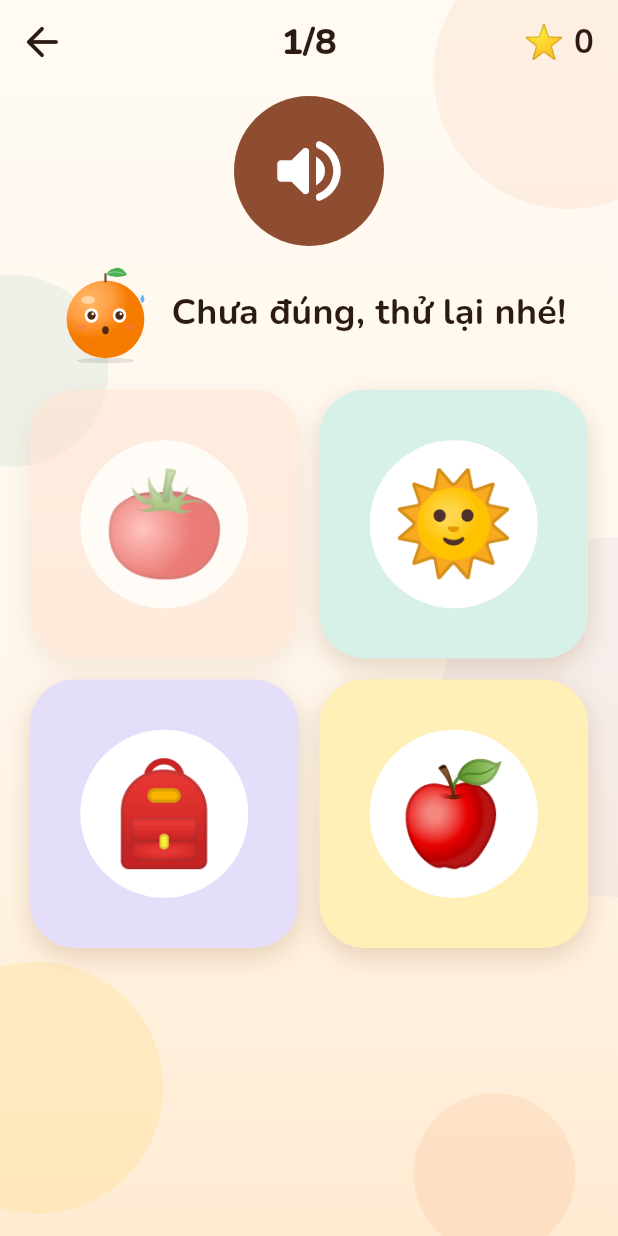
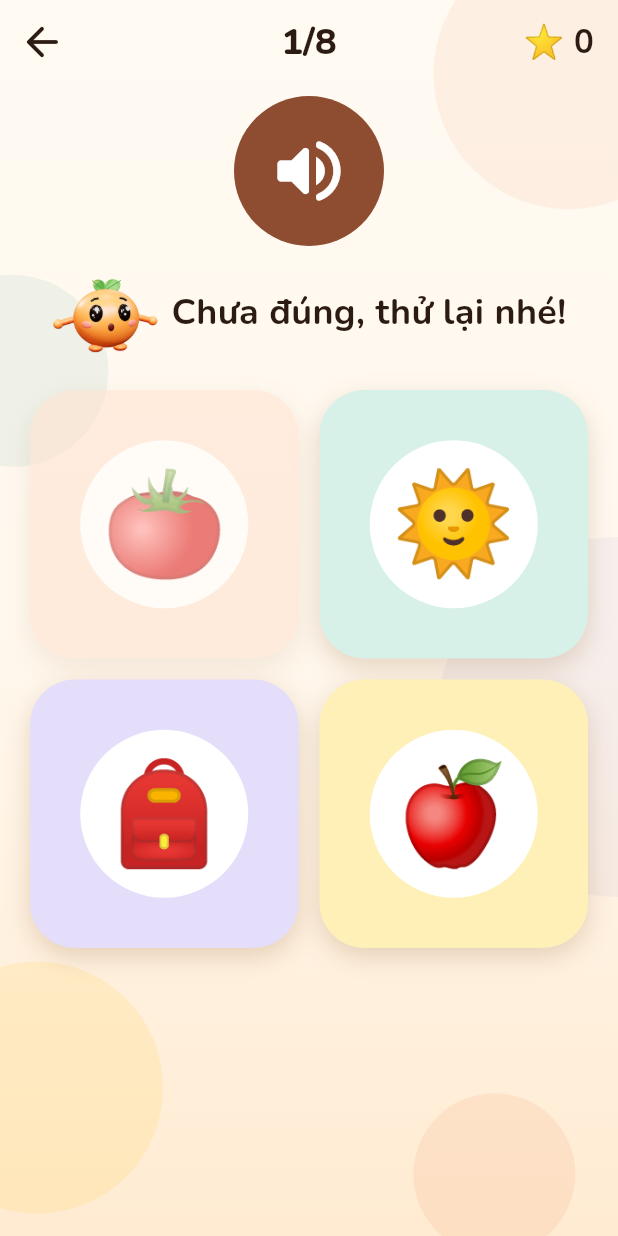
Before and after one commit to MinhVu309/english-cam-app, a Flutter app: the MatchingGameScreen screen opened by its route, after a tap on an icon or button, on a phone screen of 412 x 824 dp. Run offline on Flutter 3.47's test engine with Material 3 defaults, Android fonts, the light colour scheme and no system bars; our stand-ins replace audioplayers, camera, shared_preferences; missing offline and left inert: tflite_flutter; accounts and stored records are empty.

Commit message:
Cam 3D và logo mới cho app
- Mascot Cam hiển thị bằng ảnh 3D (4 biểu cảm, nền trong suốt) thay cho
  bản vẽ CustomPaint; vẫn nhún nhẹ như đang thở, đổi biểu cảm có hiệu ứng
  mờ chuyển. Bản vẽ 2D giữ làm phương án dự phòng khi không nạp được ảnh.
- Icon launcher thay icon Flutter mặc định: icon thường, adaptive icon và
  icon đơn sắc (Android 13+) từ Cam 3D; màn chờ khi mở app có Cam ở giữa.
- Cập nhật README và docs/MASCOT.md.

```diff
--- a/lib/features/mascot/mascot.dart
+++ b/lib/features/mascot/mascot.dart
@@ -19,8 +19,12 @@ enum MascotMood {
   oops,
 }
 
-/// "Cam": nhân vật tự vẽ của app, một quả cam tròn có cái lá trên đầu
+/// "Cam": nhân vật của app, một quả cam tròn có cái lá trên đầu
 /// (cam cũng là "orange" trong tiếng Anh). Không dựa trên nhân vật có bản quyền.
+///
+/// Hiển thị bằng ảnh 3D do nhóm tự dựng (`assets/mascot/cam_<biểu cảm>.png`),
+/// nhún nhẹ khi "thở". Nếu không nạp được ảnh thì rơi về bản vẽ 2D
+/// ([MascotPainter]) để app không bao giờ thiếu Cam.
 class Mascot extends StatefulWidget {
   const Mascot({
     super.key,
@@ -38,6 +42,14 @@ class Mascot extends StatefulWidget {
   /// Tắt hoạt hình toàn cục (dùng trong test để `pumpAndSettle` kết thúc được).
   static bool animationsEnabled = true;
 
+  /// Ảnh 3D tương ứng với từng biểu cảm.
+  static String assetFor(MascotMood mood) => switch (mood) {
+    MascotMood.happy => 'assets/mascot/cam_happy.png',
+    MascotMood.cheer => 'assets/mascot/cam_cheer.png',
+    MascotMood.thinking => 'assets/mascot/cam_thinking.png',
+    MascotMood.oops => 'assets/mascot/cam_oops.png',
+  };
+
   @override
   State<Mascot> createState() => _MascotState();
 }
@@ -48,6 +60,8 @@ class _MascotState extends State<Mascot> with SingleTickerProviderStateMixin {
     duration: const Duration(seconds: 4),
   );
 
+  static bool _precached = false;
+
   bool _shouldAnimate(BuildContext context) =>
       widget.animate &&
       Mascot.animationsEnabled &&
@@ -56,6 +70,18 @@ class _MascotState extends State<Mascot> with SingleTickerProviderStateMixin {
   @override
   void didChangeDependencies() {
     super.didChangeDependencies();
+    // Nạp sẵn cả 4 ảnh một lần để đổi biểu cảm không bị nháy trống.
+    // Bỏ qua khi tắt hoạt hình (test) để không để lại việc giải mã ảnh dở dang.
+    if (!_precached && Mascot.animationsEnabled) {
+      _precached = true;
+      for (final mood in MascotMood.values) {
+        precacheImage(
+          AssetImage(Mascot.assetFor(mood)),
+          context,
+          onError: (error, stackTrace) {},
+        );
+      }
+    }
     if (_shouldAnimate(context)) {
       if (!_controller.isAnimating) _controller.repeat();
     } else {
@@ -76,8 +102,32 @@ class _MascotState extends State<Mascot> with SingleTickerProviderStateMixin {
         dimension: widget.size,
         child: AnimatedBuilder(
           animation: _controller,
-          builder: (context, _) => CustomPaint(
-            painter: MascotPainter(widget.mood, _controller.value),
+          builder: (context, child) {
+            // Thở: nhún lên xuống và co giãn nhẹ, chân luôn chạm "đất".
+            final w = math.sin(_controller.value * 2 * math.pi);
+            return Transform.translate(
+              offset: Offset(0, -w * 0.012 * widget.size),
+              child: Transform.scale(
+                alignment: Alignment.bottomCenter,
+                scaleX: 1 - 0.01 * w,
+                scaleY: 1 + 0.015 * w,
+                child: child,
+              ),
+            );
+          },
+          child: AnimatedSwitcher(
+            duration: const Duration(milliseconds: 180),
+            child: Image.asset(
+              Mascot.assetFor(widget.mood),
+              key: ValueKey(widget.mood),
+              fit: BoxFit.contain,
+              alignment: Alignment.bottomCenter,
+              gaplessPlayback: true,
+              filterQuality: FilterQuality.medium,
+              errorBuilder: (context, error, stackTrace) => CustomPaint(
+                painter: MascotPainter(widget.mood, 0),
+              ),
+            ),
           ),
         ),
       ),
```
Also changed, not shown: assets/mascot/cam_cheer.png (added), assets/mascot/cam_happy.png (added), assets/mascot/cam_oops.png (added), assets/mascot/cam_thinking.png (added), 22 other files.
